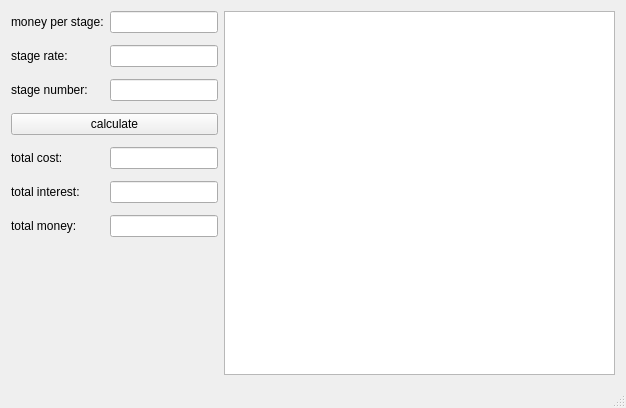
This is FinancialCalculator/mainwindow.ui in tyw66/exQt as Qt 5 draws it before an edit. The edited form follows.
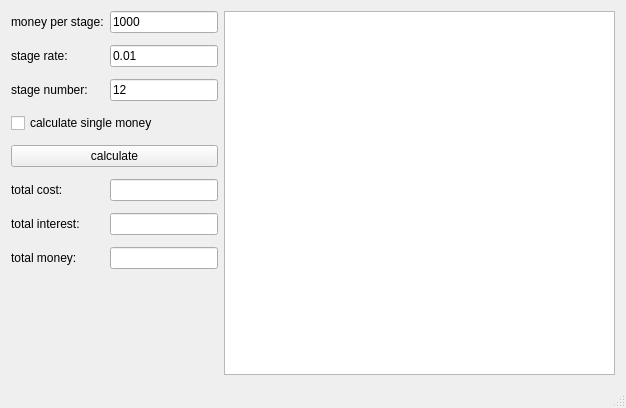
This is the edited form.

```diff
--- a/FinancialCalculator/mainwindow.ui
+++ b/FinancialCalculator/mainwindow.ui
@@ -20,30 +20,6 @@
       <property name="verticalSpacing">
        <number>12</number>
       </property>
-      <item row="4" column="1">
-       <widget class="QLineEdit" name="lineEdit_totalCost">
-        <property name="readOnly">
-         <bool>true</bool>
-        </property>
-       </widget>
-      </item>
-      <item row="2" column="1">
-       <widget class="QLineEdit" name="lineEdit_time"/>
-      </item>
-      <item row="3" column="0" colspan="2">
-       <widget class="QPushButton" name="pushButton_cal">
-        <property name="text">
-         <string>calculate</string>
-        </property>
-       </widget>
-      </item>
-      <item row="4" column="0">
-       <widget class="QLabel" name="label_4">
-        <property name="text">
-         <string>total cost:</string>
-        </property>
-       </widget>
-      </item>
       <item row="1" column="0">
        <widget class="QLabel" name="label_2">
         <property name="statusTip">
@@ -54,48 +30,21 @@
         </property>
        </widget>
       </item>
-      <item row="2" column="0">
-       <widget class="QLabel" name="label_3">
-        <property name="text">
-         <string>stage number:</string>
-        </property>
-       </widget>
-      </item>
-      <item row="1" column="1">
-       <widget class="QLineEdit" name="lineEdit_rate"/>
-      </item>
-      <item row="6" column="0">
-       <widget class="QLabel" name="label_6">
-        <property name="text">
-         <string>total money:</string>
-        </property>
-       </widget>
-      </item>
-      <item row="0" column="1">
-       <widget class="QLineEdit" name="lineEdit_money"/>
-      </item>
-      <item row="6" column="1">
-       <widget class="QLineEdit" name="lineEdit_totalMoney">
-        <property name="readOnly">
-         <bool>true</bool>
-        </property>
-       </widget>
-      </item>
-      <item row="5" column="1">
-       <widget class="QLineEdit" name="lineEdit_totalInterest">
-        <property name="readOnly">
-         <bool>true</bool>
-        </property>
-       </widget>
-      </item>
       <item row="5" column="0">
-       <widget class="QLabel" name="label_5">
+       <widget class="QLabel" name="label_4">
         <property name="text">
-         <string>total interest:</string>
+         <string>total cost:</string>
         </property>
        </widget>
       </item>
-      <item row="7" column="0" colspan="2">
+      <item row="4" column="0" colspan="2">
+       <widget class="QPushButton" name="pushButton_cal">
+        <property name="text">
+         <string>calculate</string>
+        </property>
+       </widget>
+      </item>
+      <item row="8" column="0" colspan="2">
        <spacer name="verticalSpacer">
         <property name="orientation">
          <enum>Qt::Vertical</enum>
@@ -108,6 +57,69 @@
         </property>
        </spacer>
       </item>
+      <item row="0" column="1">
+       <widget class="QLineEdit" name="lineEdit_money">
+        <property name="text">
+         <string>1000</string>
+        </property>
+       </widget>
+      </item>
+      <item row="6" column="1">
+       <widget class="QLineEdit" name="lineEdit_totalInterest">
+        <property name="readOnly">
+         <bool>true</bool>
+        </property>
+       </widget>
+      </item>
+      <item row="7" column="0">
+       <widget class="QLabel" name="label_6">
+        <property name="text">
+         <string>total money:</string>
+        </property>
+       </widget>
+      </item>
+      <item row="5" column="1">
+       <widget class="QLineEdit" name="lineEdit_totalCost">
+        <property name="readOnly">
+         <bool>true</bool>
+        </property>
+       </widget>
+      </item>
+      <item row="6" column="0">
+       <widget class="QLabel" name="label_5">
+        <property name="text">
+         <string>total interest:</string>
+        </property>
+       </widget>
+      </item>
+      <item row="1" column="1">
+       <widget class="QLineEdit" name="lineEdit_rate">
+        <property name="text">
+         <string>0.01</string>
+        </property>
+       </widget>
+      </item>
+      <item row="7" column="1">
+       <widget class="QLineEdit" name="lineEdit_totalMoney">
+        <property name="readOnly">
+         <bool>true</bool>
+        </property>
+       </widget>
+      </item>
+      <item row="2" column="1">
+       <widget class="QLineEdit" name="lineEdit_time">
+        <property name="text">
+         <string>12</string>
+        </property>
+       </widget>
+      </item>
+      <item row="2" column="0">
+       <widget class="QLabel" name="label_3">
+        <property name="text">
+         <string>stage number:</string>
+        </property>
+       </widget>
+      </item>
       <item row="0" column="0">
        <widget class="QLabel" name="label">
         <property name="statusTip">
@@ -118,6 +130,13 @@
         </property>
        </widget>
       </item>
+      <item row="3" column="0" colspan="2">
+       <widget class="QCheckBox" name="checkBox_singleMoney">
+        <property name="text">
+         <string>calculate single money</string>
+        </property>
+       </widget>
+      </item>
      </layout>
     </item>
     <item>
```
